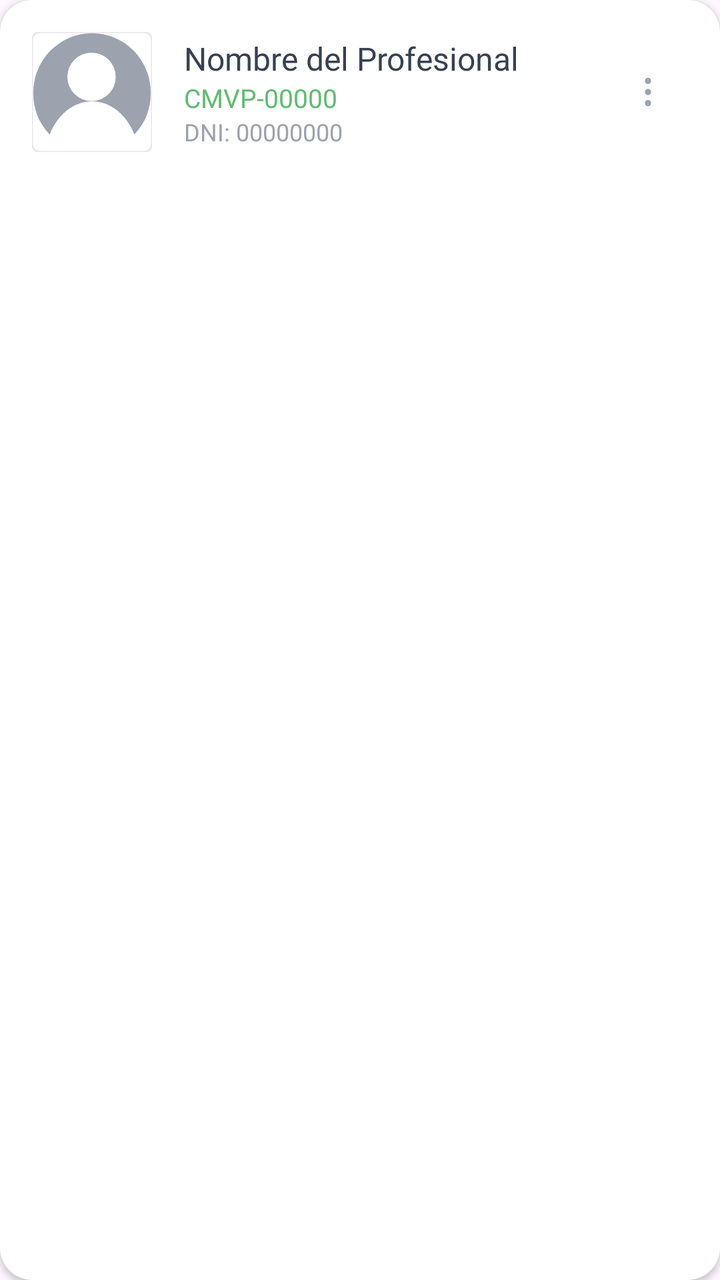
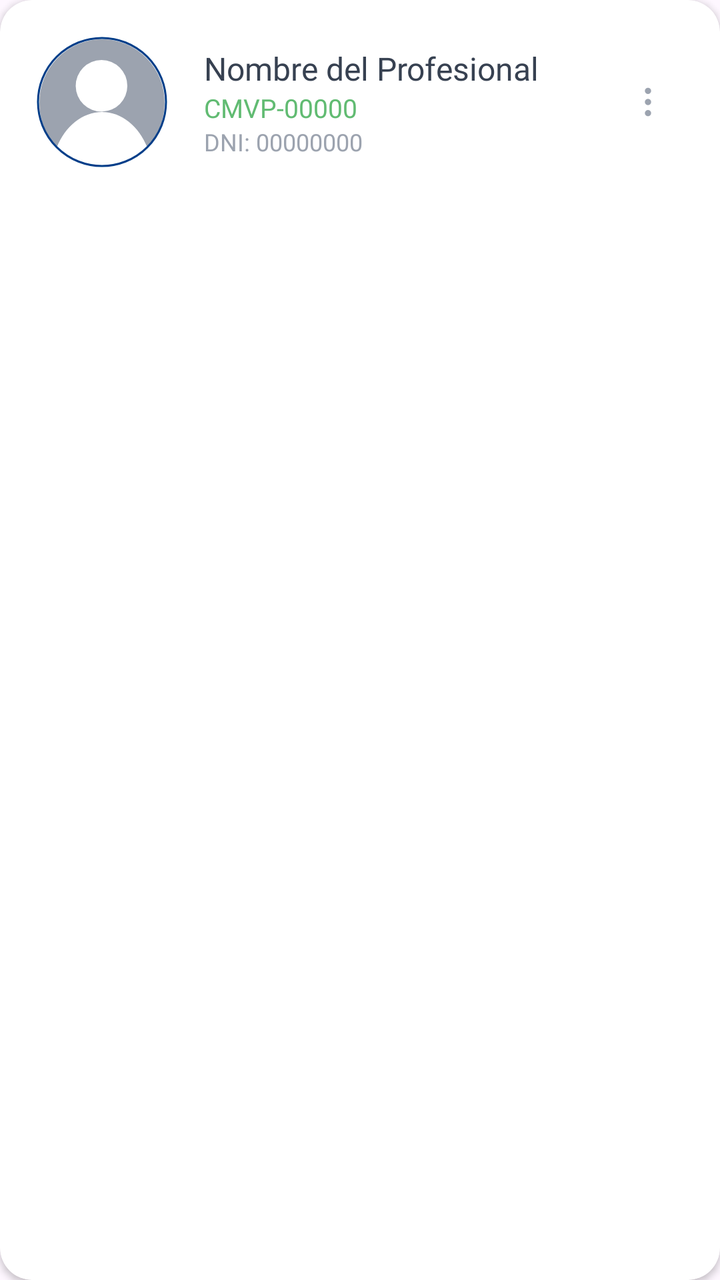

Compare the two renders of this Android layout. The source of the first and the diff that turns it into the second are given below.
<!-- AndroidManifest.xml: application theme Theme.ProyectoVeterinaria -->
<!-- res/layout/item_personal_card.xml -->
<?xml version="1.0" encoding="utf-8"?>
<com.google.android.material.card.MaterialCardView
    xmlns:android="http://schemas.android.com/apk/res/android"
    xmlns:app="http://schemas.android.com/apk/res-auto"
    xmlns:tools="http://schemas.android.com/tools"
    android:layout_width="match_parent"
    android:layout_height="wrap_content"
    android:layout_marginHorizontal="16dp"
    android:layout_marginVertical="8dp"
    android:backgroundTint="@color/white"
    app:cardCornerRadius="16dp"
    app:cardElevation="2dp"
    app:strokeWidth="0dp">

    <androidx.constraintlayout.widget.ConstraintLayout
        android:layout_width="match_parent"
        android:layout_height="wrap_content"
        android:padding="16dp">

        <com.google.android.material.imageview.ShapeableImageView
            android:id="@+id/ivFotoProfesional"
            android:layout_width="60dp"
            android:layout_height="60dp"
            android:scaleType="centerCrop"
            android:src="@drawable/ic_perfil_usuario"
            app:layout_constraintBottom_toBottomOf="parent"
            app:layout_constraintStart_toStartOf="parent"
            app:layout_constraintTop_toTopOf="parent"
            app:shapeAppearanceOverlay="@style/ShapeAppearance.MaterialComponents.SmallComponent"
            app:strokeColor="#E5E7EB"
            app:strokeWidth="1dp" />

        <LinearLayout
            android:layout_width="0dp"
            android:layout_height="wrap_content"
            android:layout_marginStart="16dp"
            android:layout_marginEnd="8dp"
            android:orientation="vertical"
            app:layout_constraintBottom_toBottomOf="parent"
            app:layout_constraintEnd_toStartOf="@+id/btnMenuOpciones"
            app:layout_constraintStart_toEndOf="@id/ivFotoProfesional"
            app:layout_constraintTop_toTopOf="parent">

            <TextView
                android:id="@+id/tvNombreProfesional"
                android:layout_width="wrap_content"
                android:layout_height="wrap_content"
                android:fontFamily="@font/montserrat_bold"
                android:text="Nombre del Profesional"
                android:textColor="@color/text_primary"
                android:textSize="16sp" />

            <TextView
                android:id="@+id/tvCmvpProfesional"
                android:layout_width="wrap_content"
                android:layout_height="wrap_content"
                android:fontFamily="@font/montserrat_bold"
                android:text="CMVP-00000"
                android:textColor="@color/brand_green"
                android:textSize="13sp" />

            <TextView
                android:id="@+id/tvDniProfesional"
                android:layout_width="wrap_content"
                android:layout_height="wrap_content"
                android:fontFamily="@font/montserrat"
                android:text="DNI: 00000000"
                android:textColor="#9CA3AF"
                android:textSize="12sp" />
        </LinearLayout>

        <ImageButton
            android:id="@+id/btnMenuOpciones"
            android:layout_width="40dp"
            android:layout_height="40dp"
            android:background="?attr/selectableItemBackgroundBorderless"
            android:contentDescription="Opciones"
            android:src="@drawable/ic_more_vert"
            app:layout_constraintBottom_toBottomOf="parent"
            app:layout_constraintEnd_toEndOf="parent"
            app:layout_constraintTop_toTopOf="parent"
            app:tint="#9CA3AF" />

    </androidx.constraintlayout.widget.ConstraintLayout>
</com.google.android.material.card.MaterialCardView>
<!-- resources referenced by this layout -->
<resources>
  <color name="brand_green">#61bb72</color>
  <color name="text_primary">#374151</color>
  <color name="white">#FFFFFFFF</color>
  <!-- drawable ic_more_vert (drawable) -->
  <vector xmlns:android="http://schemas.android.com/apk/res/android"
      android:width="24dp"
      android:height="24dp"
      android:viewportWidth="24"
      android:viewportHeight="24">
    <path
        android:pathData="M12,6.44m-1.57,0a1.57,1.57 0,1 1,3.14 0a1.57,1.57 0,1 1,-3.14 0"
        android:fillColor="#9ca3af"/>
    <path
        android:pathData="M12,12m-1.57,0a1.57,1.57 0,1 1,3.14 0a1.57,1.57 0,1 1,-3.14 0"
        android:fillColor="#9ca3af"/>
    <path
        android:pathData="M12,17.56m-1.57,0a1.57,1.57 0,1 1,3.14 0a1.57,1.57 0,1 1,-3.14 0"
        android:fillColor="#9ca3af"/>
  </vector>
  <!-- drawable ic_perfil_usuario (drawable) -->
  <vector xmlns:android="http://schemas.android.com/apk/res/android"
      android:width="24dp"
      android:height="24dp"
      android:viewportWidth="24"
      android:viewportHeight="24">
    <path
        android:pathData="M12,0.22a11.85,11.85 0,0 0,-11.74 12,12 12,0 0,0 3.27,8.27c1.56,-3.92 4.77,-6.63 8.47,-6.63s6.93,2.7 8.48,6.62a12,12 0,0 0,3.26 -8.26A11.84,11.84 0,0 0,12 0.22ZM12,13.8A4.84,4.84 0,1 1,16.75 9,4.8 4.8,0 0,1 12,13.8Z"
        android:fillColor="#9ca3af"/>
  </vector>
  <style name="Theme.ProyectoVeterinaria" parent="Base.Theme.ProyectoVeterinaria" />
  <style name="Base.Theme.ProyectoVeterinaria" parent="Theme.Material3.DayNight.NoActionBar">
          
          
      </style>
</resources>

<!-- the commit's change to res/layout/item_personal_card.xml (unified diff, before → after) -->
@@ -19,15 +19,17 @@
 
         <com.google.android.material.imageview.ShapeableImageView
             android:id="@+id/ivFotoProfesional"
-            android:layout_width="60dp"
-            android:layout_height="60dp"
+            android:layout_width="70dp"
+            android:layout_height="70dp"
+            android:layout_gravity="center"
             android:scaleType="centerCrop"
+            android:padding="3dp"
             android:src="@drawable/ic_perfil_usuario"
             app:layout_constraintBottom_toBottomOf="parent"
             app:layout_constraintStart_toStartOf="parent"
             app:layout_constraintTop_toTopOf="parent"
-            app:shapeAppearanceOverlay="@style/ShapeAppearance.MaterialComponents.SmallComponent"
-            app:strokeColor="#E5E7EB"
+            app:shapeAppearanceOverlay="@style/CircleImage"
+            app:strokeColor="#023E89"
             app:strokeWidth="1dp" />
 
         <LinearLayout
@@ -65,7 +67,7 @@
                 android:layout_height="wrap_content"
                 android:fontFamily="@font/montserrat"
                 android:text="DNI: 00000000"
-                android:textColor="#9CA3AF"
+                android:textColor="@color/text_muted"
                 android:textSize="12sp" />
         </LinearLayout>
 
<!-- resource entries referenced after the edit -->
@@ -1,6 +1,7 @@
 <!-- resources referenced by this layout -->
 <resources>
   <color name="brand_green">#61bb72</color>
+  <color name="text_muted">#9CA3AF</color>
   <color name="text_primary">#374151</color>
   <color name="white">#FFFFFFFF</color>
   <!-- drawable ic_more_vert (drawable) -->
@@ -29,6 +30,9 @@
         android:pathData="M12,0.22a11.85,11.85 0,0 0,-11.74 12,12 12,0 0,0 3.27,8.27c1.56,-3.92 4.77,-6.63 8.47,-6.63s6.93,2.7 8.48,6.62a12,12 0,0 0,3.26 -8.26A11.84,11.84 0,0 0,12 0.22ZM12,13.8A4.84,4.84 0,1 1,16.75 9,4.8 4.8,0 0,1 12,13.8Z"
         android:fillColor="#9ca3af"/>
   </vector>
+  <style name="CircleImage">
+          <item name="cornerSize">50%</item>
+      </style>
   <style name="Theme.ProyectoVeterinaria" parent="Base.Theme.ProyectoVeterinaria" />
   <style name="Base.Theme.ProyectoVeterinaria" parent="Theme.Material3.DayNight.NoActionBar">
           
